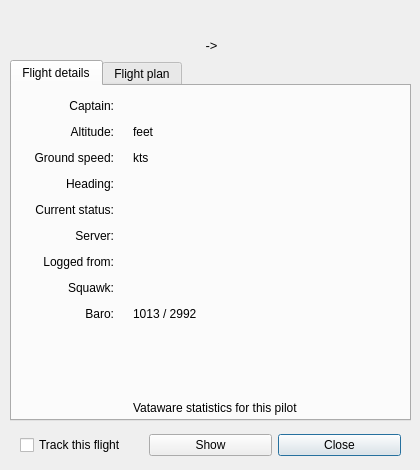
First picture: the form in source/ui/resources/flightdetailswindow.ui, repository Vatsinator/vatsinator-legacy, before the edit.
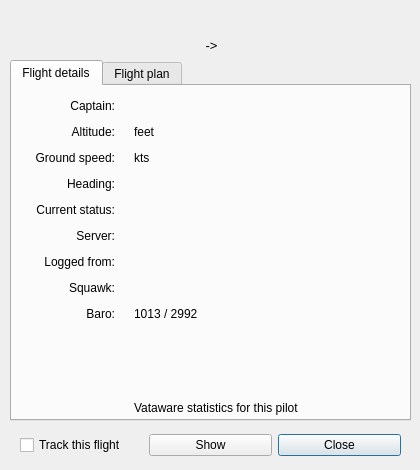
Second picture: the form after the edit. Icons and pictures are not drawn. Custom widgets are drawn as their Qt base class.

Commit message: MacOS X fixes: - gui - build scripts

```diff
--- a/source/ui/resources/flightdetailswindow.ui
+++ b/source/ui/resources/flightdetailswindow.ui
@@ -62,7 +62,7 @@
       <rect>
        <x>0</x>
        <y>10</y>
-       <width>401</width>
+       <width>402</width>
        <height>321</height>
       </rect>
      </property>
@@ -218,11 +218,6 @@
           <height>0</height>
          </size>
         </property>
-        <property name="font">
-         <font>
-          <pointsize>9</pointsize>
-         </font>
-        </property>
         <property name="text">
          <string>Vataware statistics for this pilot</string>
         </property>
```
Left out of the diff: 6 changed lines with no effect on the pictures. The commit also changes 7 other files.
